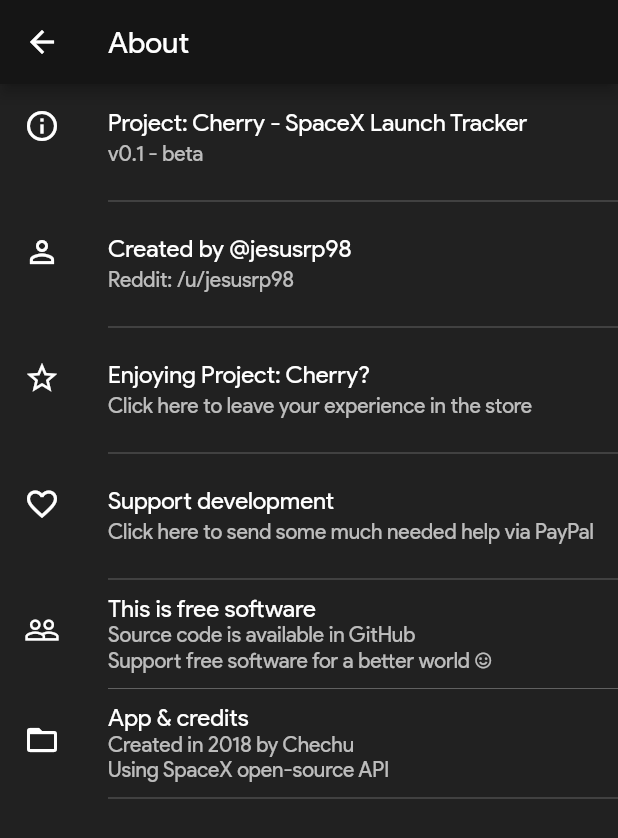
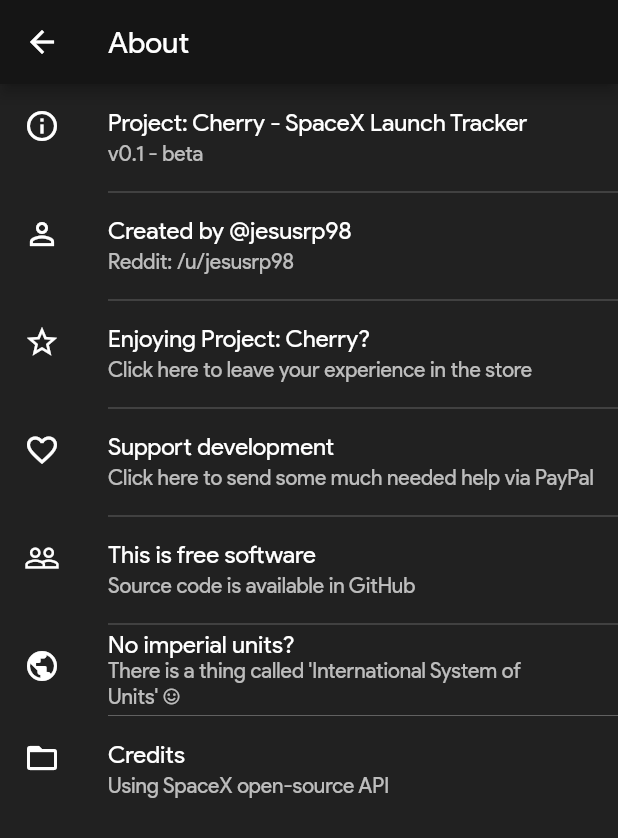
Before and after one commit to jesusrp98/spacex-go, a Flutter app: the AboutPage screen opened directly, after a tap on "Created by @jesusrp98", on a phone screen of 412 x 824 dp. Shown: the top 838 px of the screen. Run offline on Flutter 3.47's test engine with Material 2 defaults, Android fonts, the phone set to English and light mode, and no system bars; missing offline and left inert: flutter_web_browser; network calls fail.

Commit message:
Updated hero & about pages

```diff
--- a/lib/classes/launch.dart
+++ b/lib/classes/launch.dart
@@ -58,7 +58,7 @@ class Launch {
 
   String get getImageUrl =>
       missionImageUrl ??
-      'https://firebasestorage.googleapis.com/v0/b/cherry-3ca39.appspot.com/o/elon.jpg?alt=media&token=a74170db-15fb-4596-a807-f9cc940f810c';
+      'https://firebasestorage.googleapis.com/v0/b/cherry-3ca39.appspot.com/o/rocket.png?alt=media&token=66f2dde6-e6ff-4f64-a4a4-9fab6dbe90c5';
 
   String get getDetails =>
       missionDetails ?? 'This mission has currently no details.';
--- a/lib/classes/vehicle.dart
+++ b/lib/classes/vehicle.dart
@@ -17,7 +17,7 @@ class Vehicle {
       case 'bfr':
         return 'https://firebasestorage.googleapis.com/v0/b/cherry-3ca39.appspot.com/o/bfr.jpg?alt=media&token=98b073e3-fec1-4b6f-a989-434eab88fd91';
       default:
-        return 'https://firebasestorage.googleapis.com/v0/b/cherry-3ca39.appspot.com/o/elon.jpg?alt=media&token=a74170db-15fb-4596-a807-f9cc940f810c';
+        return 'https://firebasestorage.googleapis.com/v0/b/cherry-3ca39.appspot.com/o/rocket.png?alt=media&token=66f2dde6-e6ff-4f64-a4a4-9fab6dbe90c5';
     }
   }
 }
--- a/lib/views/about_page.dart
+++ b/lib/views/about_page.dart
@@ -1,3 +1,4 @@
+import 'package:cherry/colors.dart';
 import 'package:flutter/material.dart';
 import 'package:flutter_web_browser/flutter_web_browser.dart';
 
@@ -20,18 +21,19 @@ class AboutPage extends StatelessWidget {
                     .showSnackBar(SnackBar(content: Text("It's a me!")))),
             const Divider(
               indent: 72.0,
-              height: 12.0,
+              height: 0.0,
             ),
             ListTile(
               leading: const Icon(Icons.person_outline),
               title: const Text('Created by @jesusrp98'),
               subtitle: const Text('Reddit: /u/jesusrp98'),
               onTap: () async => await FlutterWebBrowser.openWebPage(
-                  url: 'https://www.reddit.com/user/jesusrp98'),
+                  url: 'https://www.reddit.com/user/jesusrp98',
+                  androidToolbarColor: primaryColor),
             ),
             const Divider(
               indent: 72.0,
-              height: 12.0,
+              height: 0.0,
             ),
             ListTile(
               leading: const Icon(Icons.star_border),
@@ -44,7 +46,7 @@ class AboutPage extends StatelessWidget {
             ),
             const Divider(
               indent: 72.0,
-              height: 12.0,
+              height: 0.0,
             ),
             ListTile(
               leading: const Icon(Icons.favorite_border),
@@ -53,35 +55,48 @@ class AboutPage extends StatelessWidget {
                   'Click here to send some much needed help via PayPal'),
               onTap: () async => await FlutterWebBrowser.openWebPage(
                   url:
-                      'https://www.paypal.com/cgi-bin/webscr?cmd=_s-xclick&hosted_button_id=LRH6Z3L44WXLY'),
+                      'https://www.paypal.com/cgi-bin/webscr?cmd=_s-xclick&hosted_button_id=LRH6Z3L44WXLY',
+                  androidToolbarColor: primaryColor),
             ),
             const Divider(
               indent: 72.0,
-              height: 12.0,
+              height: 0.0,
             ),
             ListTile(
               leading: const Icon(Icons.people_outline),
               title: const Text('This is free software'),
               subtitle: const Text(
-                  'Source code is available in GitHub\nSupport free software for a better world :)'),
+                  'Source code is available in GitHub'),
               onTap: () async => await FlutterWebBrowser.openWebPage(
-                  url: 'https://github.com/jesusrp98/cherry'),
+                  url: 'https://github.com/jesusrp98/cherry',
+                  androidToolbarColor: primaryColor),
             ),
             const Divider(
               indent: 72.0,
-              height: 12.0,
+              height: 0.0,
+            ),
+            ListTile(
+              leading: const Icon(Icons.public),
+              title: const Text('No imperial units?'),
+              subtitle: const Text(
+                  "There is a thing called 'International System of Units' :)"),
+              onTap: () async => await FlutterWebBrowser.openWebPage(
+                  url:
+                      'https://en.wikipedia.org/wiki/International_System_of_Units',
+                  androidToolbarColor: primaryColor),
+            ),
+            const Divider(
+              indent: 72.0,
+              height: 0.0,
             ),
             ListTile(
               leading: const Icon(Icons.folder_open),
-              title: const Text('App & credits'),
+              title: const Text('Credits'),
               subtitle: const Text(
-                  'Created in 2018 by Chechu\nUsing SpaceX open-source API'),
+                  'Using SpaceX open-source API'),
               onTap: () async => await FlutterWebBrowser.openWebPage(
-                  url: 'https://github.com/r-spacex/SpaceX-API'),
-            ),
-            const Divider(
-              indent: 72.0,
-              height: 12.0,
+                  url: 'https://github.com/r-spacex/SpaceX-API',
+                  androidToolbarColor: primaryColor),
             ),
           ],
         )));
```
